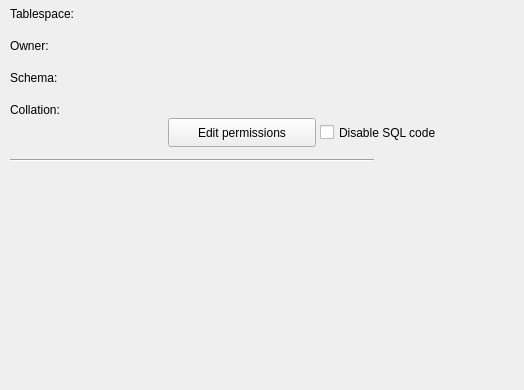
The window that libpgmodeler_ui/ui/baseobjectwidget.ui (pgmodeler/pgmodeler) describes before a commit, drawn with Qt 5; both pictures show x 0 to 524 and y 198 to 588 of the 634 by 588 pixel window.
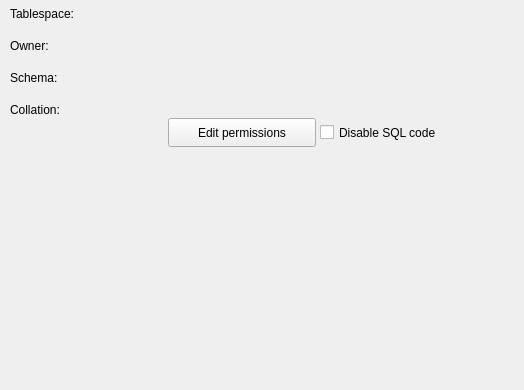
The same window after the commit. Icons and pictures are not drawn.

What changed in the file:
```diff
--- a/libpgmodeler_ui/ui/baseobjectwidget.ui
+++ b/libpgmodeler_ui/ui/baseobjectwidget.ui
@@ -10,6 +10,12 @@
     <height>588</height>
    </rect>
   </property>
+  <property name="sizePolicy">
+   <sizepolicy hsizetype="Preferred" vsizetype="Preferred">
+    <horstretch>0</horstretch>
+    <verstretch>0</verstretch>
+   </sizepolicy>
+  </property>
   <property name="minimumSize">
    <size>
     <width>0</width>
@@ -210,25 +216,6 @@
     <string>Schema:</string>
    </property>
   </widget>
-  <widget class="Line" name="div1_ln">
-   <property name="geometry">
-    <rect>
-     <x>10</x>
-     <y>350</y>
-     <width>364</width>
-     <height>16</height>
-    </rect>
-   </property>
-   <property name="minimumSize">
-    <size>
-     <width>0</width>
-     <height>5</height>
-    </size>
-   </property>
-   <property name="orientation">
-    <enum>Qt::Horizontal</enum>
-   </property>
-  </widget>
   <widget class="QToolButton" name="edt_perms_tb">
    <property name="geometry">
     <rect>
```
Left out of the diff: 11 changed lines with no effect on the pictures.
